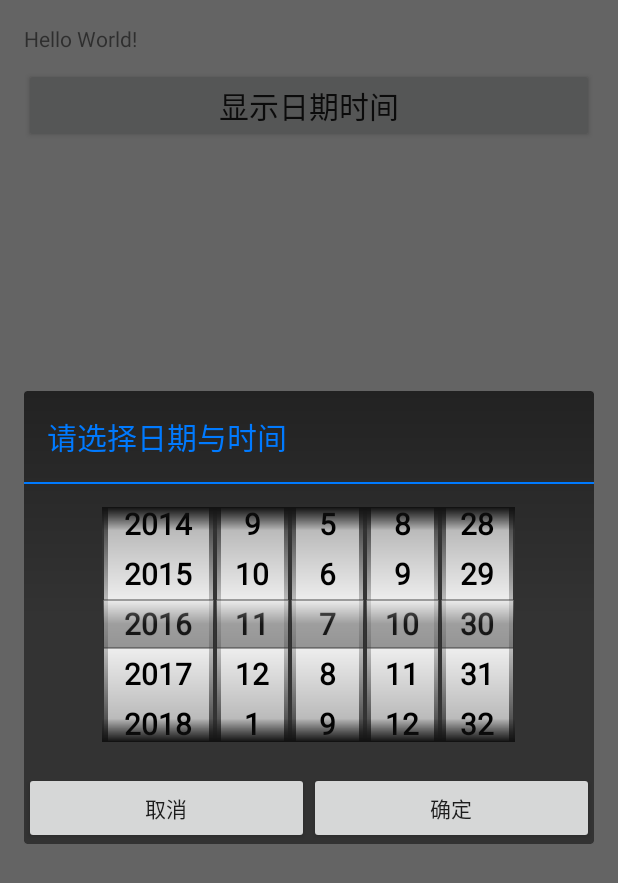
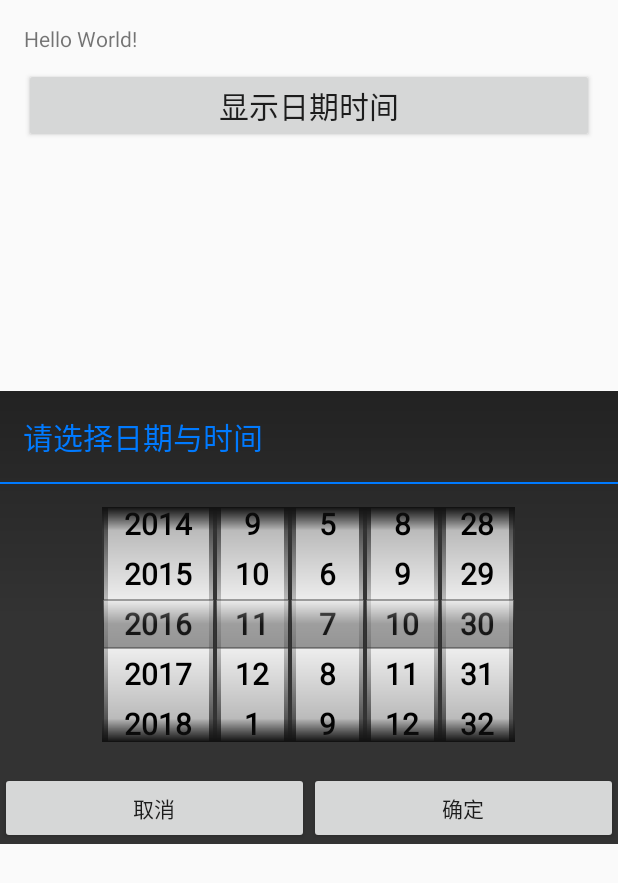
Before and after one commit to m15115021148/DateTimeShow, an Android app: the screen it shows after launch (MainActivity), after a tap on "显示日期时间", on a phone screen of 412 x 824 dp. Shown: the top 883 px of the screen. Run offline under Robolectric (Android 15) with nearby library versions, the phone set to English and light mode, and no system bars.

Commit message:
样式修改

```diff
--- a/app/src/main/java/com/sitemap/datetimeshow/MainActivity.java
+++ b/app/src/main/java/com/sitemap/datetimeshow/MainActivity.java
@@ -1,10 +1,13 @@
 package com.sitemap.datetimeshow;
 
 import android.app.Dialog;
+import android.graphics.drawable.BitmapDrawable;
+import android.support.v7.app.AlertDialog;
 import android.support.v7.app.AppCompatActivity;
 import android.os.Bundle;
 import android.view.View;
 import android.view.Window;
+import android.view.WindowManager;
 import android.widget.Button;
 import android.widget.TextView;
 
@@ -56,8 +59,8 @@ public class MainActivity extends AppCompatActivity {
         final List<String> list_big = Arrays.asList(months_big);
         final List<String> list_little = Arrays.asList(months_little);
 
-        dialog = new Dialog(this);
-        //去点标题
+        dialog = new Dialog(this,R.style.dailogStyle);
+        //去掉标题
         dialog.requestWindowFeature(Window.FEATURE_NO_TITLE);
         // 找到dialog的布局文件
         View view = getLayoutInflater().inflate(R.layout.time_layout, null);
--- a/app/src/main/java/com/sitemap/datetimeshow/view/WheelTimeView.java
+++ b/app/src/main/java/com/sitemap/datetimeshow/view/WheelTimeView.java
@@ -47,7 +47,7 @@ import java.util.List;
 /**
  * Numeric wheel view.
  *
- * @author  chenemng
+ * @author
  */
 public class WheelTimeView extends View {
 	/** Scrolling duration */
--- a/app/src/main/res/values/colors.xml
+++ b/app/src/main/res/values/colors.xml
@@ -3,4 +3,5 @@
     <color name="colorPrimary">#3F51B5</color>
     <color name="colorPrimaryDark">#303F9F</color>
     <color name="colorAccent">#FF4081</color>
+    <color name="transparent">#00000000</color>
 </resources>
--- a/app/src/main/res/values/styles.xml
+++ b/app/src/main/res/values/styles.xml
@@ -8,4 +8,13 @@
         <item name="colorAccent">@color/colorAccent</item>
     </style>
 
+    <style name="dailogStyle" parent="@android:style/Theme.Dialog">
+        <item name="android:windowFrame">@null</item><!--边框-->
+        <item name="android:windowIsFloating">true</item><!--是否浮现在activity之上-->
+        <item name="android:windowIsTranslucent">false</item><!--半透明-->
+        <item name="android:windowNoTitle">true</item><!--无标题-->
+        <item name="android:windowBackground">@color/transparent</item><!--背景透明-->
+        <item name="android:backgroundDimEnabled">false</item><!--模糊-->
+    </style>
+
 </resources>
```
